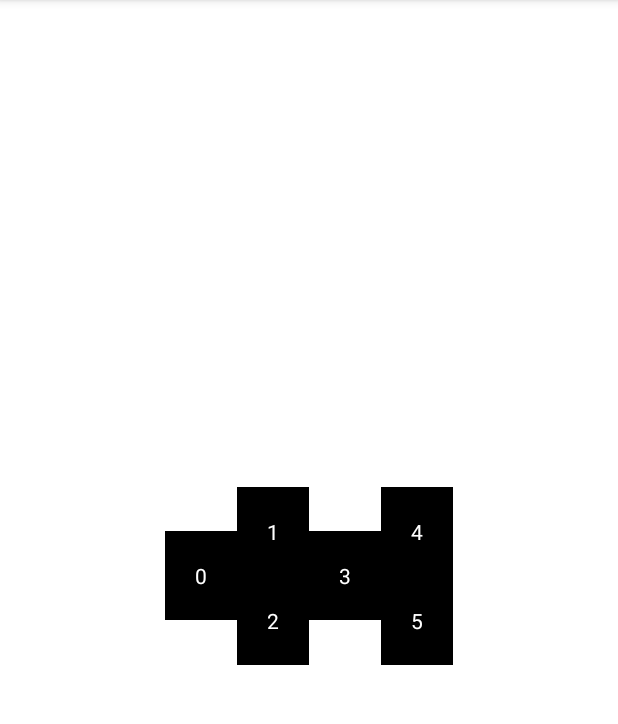
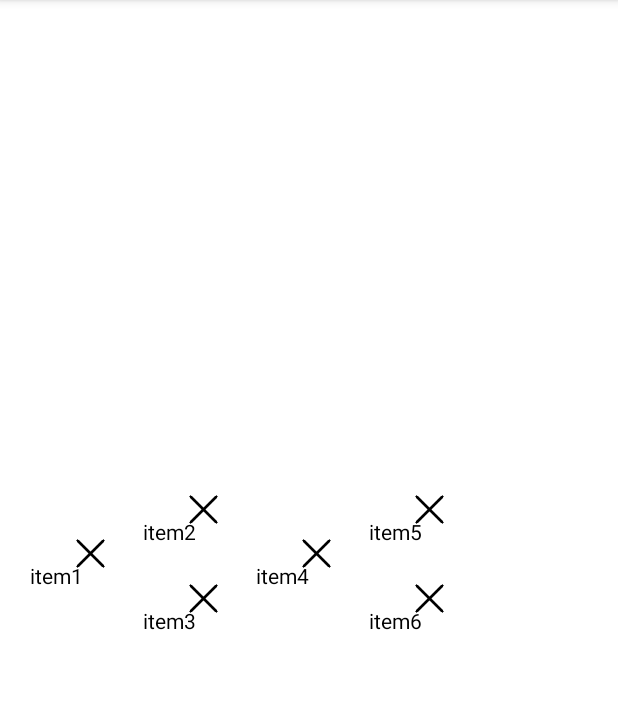
Before and after one commit to dothanhnha/LiteGridDragDropDemo, an Android app: the screen it shows after launch (MainActivity), on a phone screen of 412 x 824 dp, the part 84-808 px from its top. Run offline under Robolectric (Android 15) with nearby library versions, the phone set to English and light mode, and no system bars.

Commit message:
bind mode - delete item

```diff
--- a/LiteGridDragDrop/src/main/java/com/nhado/litegriddragdrop/BaseViewHolder.kt
+++ b/LiteGridDragDrop/src/main/java/com/nhado/litegriddragdrop/BaseViewHolder.kt
@@ -2,6 +2,10 @@ package com.nhado.litegriddragdrop
 
 import android.view.View
 
-open class BaseViewHolder(var itemView: View) {
+abstract class BaseViewHolder(var itemView: View) {
+    abstract fun onBindMode(mode : ModeBindView)
 
+    enum class ModeBindView{
+        DRAG, ENTERED, EXITED
+    }
 }
--- a/LiteGridDragDrop/src/main/java/com/nhado/litegriddragdrop/GridDragDropAdapter.kt
+++ b/LiteGridDragDrop/src/main/java/com/nhado/litegriddragdrop/GridDragDropAdapter.kt
@@ -4,13 +4,21 @@ import android.view.LayoutInflater
 import android.view.View
 import android.view.ViewGroup
 
-abstract class GridDragDropAdapter<T : BaseViewHolder?> {
+abstract class GridDragDropAdapter<T : BaseViewHolder> {
+    var listView: ArrayList<T> = ArrayList<T>()
+    var grid:GridDragDrop? = null
 
-    var draggingPosition : Int? = null
-
+    abstract fun onBindViewHolder(holder: T, position: Int)
     abstract fun onCreateViewHolder(parent: ViewGroup): T
     abstract fun getItemCount(): Int
-    abstract fun onBindViewHolder(holder: T, position: Int)
-    abstract fun onBindViewHolderForDragMode(holder: T, position: Int)
     abstract fun getItemViewType(position: Int): ViewType
+    fun notifiDatasetChange(mode: BaseViewHolder.ModeBindView?) {
+        if (mode != null)
+            for (i in 0 until getItemCount()) {
+                listView[i].onBindMode(mode)
+            }
+        else
+            grid?.bindView()
+    }
+    abstract fun onSwapDataset(fromPosition: Int, toPosition: Int)
 }
--- a/LiteGridDragDrop/src/main/java/com/nhado/litegriddragdrop/Helper.kt
+++ b/LiteGridDragDrop/src/main/java/com/nhado/litegriddragdrop/Helper.kt
@@ -12,7 +12,4 @@ fun View.dpToPx(value : Float) : Int{
 }
 
 class Helper {
-
-
-
 }
--- a/app/src/main/java/com/nhado/litegriddragdropdemo/MainActivity.kt
+++ b/app/src/main/java/com/nhado/litegriddragdropdemo/MainActivity.kt
@@ -4,15 +4,20 @@ import android.annotation.SuppressLint
 import android.graphics.Color
 import androidx.appcompat.app.AppCompatActivity
 import android.os.Bundle
+import android.util.Log
 import android.view.LayoutInflater
 import android.view.View
 import android.view.ViewGroup
 import android.widget.GridLayout
+import androidx.core.view.isInvisible
+import androidx.core.view.isVisible
 import com.nhado.litegriddragdrop.BaseViewHolder
 import com.nhado.litegriddragdrop.GridDragDropAdapter
 import com.nhado.litegriddragdrop.ViewType
 import kotlinx.android.synthetic.main.activity_main.*
 import kotlinx.android.synthetic.main.view_holder.view.*
+import java.util.*
+import kotlin.collections.ArrayList
 
 class MainActivity : AppCompatActivity() {
     override fun onCreate(savedInstanceState: Bundle?) {
@@ -29,11 +34,17 @@ class MainActivity : AppCompatActivity() {
                 return MyViewHolder(view)
             }
 
+            override fun onBindViewHolder(holder: MyViewHolder, position: Int) {
+                holder.onBindData(dataset[position]){
+                    dataset.removeAt(position)
+                    notifiDatasetChange(null)
+                }
+            }
+
+
             override fun getItemCount(): Int = dataset.size
 
-            override fun onBindViewHolder(holder: MyViewHolder, position: Int) {
-                holder.bindView(position.toString())
-            }
+
 
             override fun getItemViewType(position: Int): ViewType {
                 if(position == 0 || position == 3){
@@ -46,10 +57,10 @@ class MainActivity : AppCompatActivity() {
                     return ViewType()
             }
 
-            override fun onBindViewHolderForDragMode(holder: MyViewHolder, position: Int) {
-                holder.bindViewForDrag()
+            override fun onSwapDataset(fromPosition: Int, toPosition: Int) {
+                Collections.swap(dataset, fromPosition, toPosition)
+                Log.d("dataset",dataset.toString())
             }
-
         }
         gridDragDrop.registerAdapter(adapter)
         gridDragDrop.bindView()
@@ -57,11 +68,13 @@ class MainActivity : AppCompatActivity() {
 }
 
 class MyViewHolder(itemView: View) : BaseViewHolder(itemView) {
-    fun bindView(s: String) {
-        itemView.textView.text = s
+    override fun onBindMode(mode: ModeBindView) {
     }
 
-    fun bindViewForDrag() {
+    fun onBindData(data: String, onDeleteClicked : ()->Unit) {
+        itemView.textView.text = data
+        itemView.ic_delete.setOnClickListener {
+            onDeleteClicked.invoke()
+        }
     }
-
 }
--- a/app/src/main/res/layout/activity_main.xml
+++ b/app/src/main/res/layout/activity_main.xml
@@ -10,13 +10,12 @@
 
     <com.nhado.litegriddragdrop.GridDragDrop
         android:id="@+id/gridDragDrop"
+        android:layout_width="wrap_content"
         android:layout_height="wrap_content"
-        android:layout_width="wrap_content"
         android:columnCount="3"
+        android:orientation="vertical"
         android:rowCount="2"
-        android:orientation="vertical"
         app:layout_constraintBottom_toBottomOf="parent"
-        app:layout_constraintEnd_toEndOf="parent"
         app:layout_constraintStart_toStartOf="parent"
         app:layout_constraintTop_toTopOf="parent" />
 
--- a/app/src/main/res/layout/view_holder.xml
+++ b/app/src/main/res/layout/view_holder.xml
@@ -12,11 +12,20 @@
         android:layout_width="wrap_content"
         android:layout_height="wrap_content"
         android:text="TextView"
-        android:textColor="@color/white"
+        android:paddingTop="15dp"
+        android:textColor="@color/black"
         android:padding="20dp"
-        android:background="@color/black"
         app:layout_constraintBottom_toBottomOf="parent"
         app:layout_constraintEnd_toEndOf="parent"
         app:layout_constraintStart_toStartOf="parent"
         app:layout_constraintTop_toTopOf="parent" />
+
+    <ImageView
+        android:id="@+id/ic_delete"
+        android:layout_width="30dp"
+        android:layout_height="30dp"
+        android:src="@drawable/ic_delete"
+        app:layout_constraintEnd_toEndOf="@+id/textView"
+        app:layout_constraintTop_toTopOf="@+id/textView" />
+
 </androidx.constraintlayout.widget.ConstraintLayout>
```
Also changed, not shown: LiteGridDragDrop/src/main/java/com/nhado/litegriddragdrop/GridDragDrop.kt (+28 -24 lines), LiteGridDragDrop/src/main/java/com/nhado/litegriddragdrop/MDragShadow.kt (+0 -17 lines), app/src/main/res/drawable/ic_delete.png (added).
